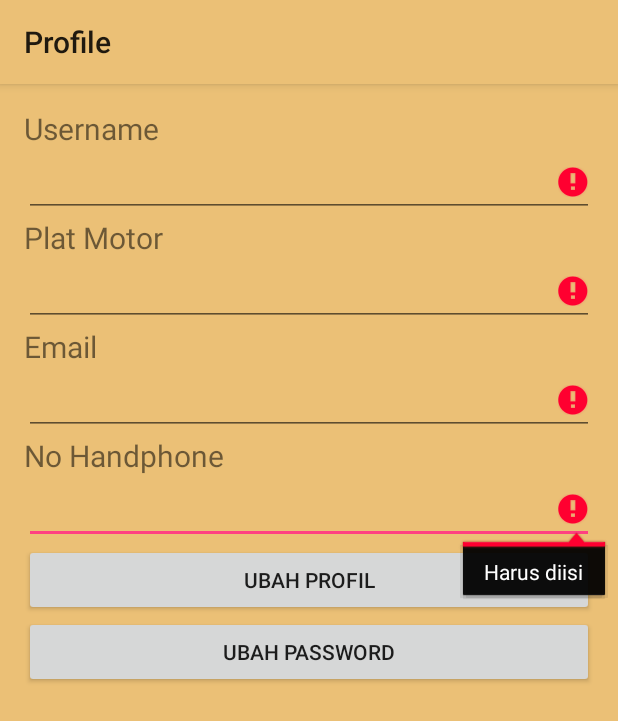
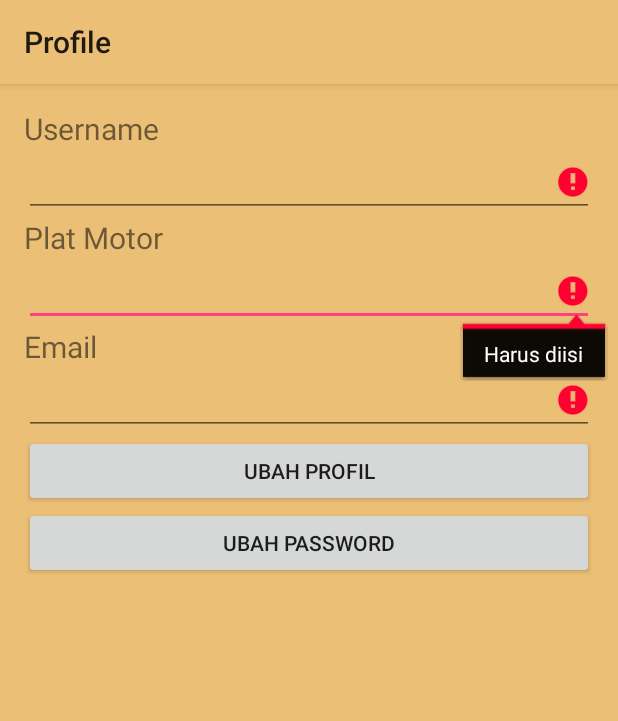
Before and after one commit to MuhSalmaNabila/Driver-Control, an Android app: the ProfileActivity screen opened directly, with no data from a screen before it, after a tap on "UBAH PROFIL", on a phone screen of 412 x 824 dp. Shown: the top 721 px of the screen. Run offline under Robolectric (Android 15) with nearby library versions, the phone set to English and light mode, and no system bars.

Commit message:
profil, register

```diff
--- a/app/src/main/java/com/ditrol/tugasakhir/ProfileActivity.java
+++ b/app/src/main/java/com/ditrol/tugasakhir/ProfileActivity.java
@@ -31,11 +31,10 @@ public class ProfileActivity extends AppCompatActivity {
     private final String LOG_TAG = ProfileActivity.class.getSimpleName();
     // Session Management Class
     SessionManagement session;
-    String sId, sEmail, sNama, sPwd1, sPlatMotor, sNope;
+    String sId, sEmail, sNama, sPwd1, sPlatMotor;
     EditText etUsername;
     EditText etPlatMotor;
     EditText etEmail;
-    EditText etNoHp;
     Button bUbahPassword;
 
     @Override
@@ -55,7 +54,7 @@ public class ProfileActivity extends AppCompatActivity {
         sPwd1 = userPass;
         String userPlatMotor = user.get(SessionManagement.KEY_PLAT_MOTOR);
         String userEmail = user.get(SessionManagement.KEY_EMAIL);
-        String userNoHp = user.get(SessionManagement.KEY_NO_HP);
+
 
         etUsername = (EditText)findViewById(R.id.etusername);
         etUsername.setText(userName);
@@ -65,9 +64,6 @@ public class ProfileActivity extends AppCompatActivity {
 
         etEmail = (EditText)findViewById(R.id.etmail);
         etEmail.setText(userEmail);
-
-        etNoHp = (EditText)findViewById(R.id.etnohp);
-        etNoHp.setText(userNoHp);
 
         bUbahPassword = (Button)findViewById(R.id.bganti);
         bUbahPassword.setOnClickListener(new View.OnClickListener() {
@@ -83,18 +79,17 @@ public class ProfileActivity extends AppCompatActivity {
 
     }
 
-    public void ubahProfil(View v){
-        View focusView=null;
+    public void ubahProfil(View v) {
+        View focusView = null;
         Boolean cancel = false;
         etUsername.setError(null);
         etEmail.setError(null);
         etPlatMotor.setError(null);
-        etNoHp.setError(null);
 
         sNama = etUsername.getText().toString();
         sEmail = etEmail.getText().toString();
         sPlatMotor = etPlatMotor.getText().toString();
-        sNope = etNoHp.getText().toString();
+
 
         if (TextUtils.isEmpty(sNama)) {
             etUsername.setError(getString(R.string.error_field_required));
@@ -105,7 +100,7 @@ public class ProfileActivity extends AppCompatActivity {
             etEmail.setError(getString(R.string.error_field_required));
             focusView = etEmail;
             cancel = true;
-        }else if(!isEmailValid(sEmail)){
+        } else if (!isEmailValid(sEmail)) {
             etEmail.setError(getString(R.string.error_invalid_email));
             focusView = etEmail;
             cancel = true;
@@ -115,18 +110,14 @@ public class ProfileActivity extends AppCompatActivity {
             focusView = etPlatMotor;
             cancel = true;
         }
-        if (TextUtils.isEmpty(sNope)) {
-            etNoHp.setError(getString(R.string.error_field_required));
-            focusView = etNoHp;
-            cancel = true;
-        }
-        if(cancel){
+        if (cancel) {
             //jika ada error (data kosong)
             focusView.requestFocus();
-        }else{
+        } else {
             showPopupProfil();
         }
     }
+
 
     private boolean isEmailValid(String email) {
         return email.contains("@");
@@ -193,15 +184,13 @@ public class ProfileActivity extends AppCompatActivity {
             sNama = nama_user;
             String plat_motor = etPlatMotor.getText().toString();
             sPlatMotor = plat_motor;
-            String no_hp = etNoHp.getText().toString();
-            sNope = no_hp;
+
 
             List<NameValuePair> parameter = new ArrayList<NameValuePair>();
             parameter.add(new BasicNameValuePair("id", id_user));
             parameter.add(new BasicNameValuePair("email", email_user));
             parameter.add(new BasicNameValuePair("username", nama_user));
             parameter.add(new BasicNameValuePair("plat_motor", plat_motor));
-            parameter.add(new BasicNameValuePair("no_hp", no_hp));
 
             try {
                 // String url_all_posts = "http://api.vhiefa.net76.net/whatson/create_account.php" ;
@@ -217,7 +206,7 @@ public class ProfileActivity extends AppCompatActivity {
                 int success = json.getInt("success");
 
                 if (success == 1){
-                    session.createLoginSession(sId, sNama, sPwd1, sPlatMotor, sEmail, sNope);
+                    session.createLoginSession(sId, sNama, sPwd1, sPlatMotor, sEmail);
                     return "OK";
                 }else if (success == 2){
                     return "email registered";
@@ -244,7 +233,6 @@ public class ProfileActivity extends AppCompatActivity {
                 etUsername.setText(sNama);
                 etPlatMotor.setText(sPlatMotor);
                 etEmail.setText(sEmail);
-                etNoHp.setText(sNope);
                 Toast.makeText(ProfileActivity.this, "Perubahan berhasil disimpan!", Toast.LENGTH_LONG).show();
 
             }
--- a/app/src/main/java/com/ditrol/tugasakhir/SessionManagement.java
+++ b/app/src/main/java/com/ditrol/tugasakhir/SessionManagement.java
@@ -41,10 +41,7 @@ public class SessionManagement {
     // Email address (make variable public to access from outside)
     public static final String KEY_EMAIL = "email";
 
-    // Nomor Hp (make variable public to access from outside)
-    public static final String KEY_NO_HP = "no_hp";
-
-    // Nomor Hp (make variable public to access from outside)
+    // Token (make variable public to access from outside)
     public static final String KEY_TOKEN = "token";
 
 
@@ -77,9 +74,6 @@ public class SessionManagement {
 
         // Storing email in pref
         editor.putString(KEY_EMAIL, email);
-
-        // Storing nomer hp in pref
-        editor.putString(KEY_NO_HP, no_hp);
 
         // commit changes
         editor.commit();
@@ -140,9 +134,6 @@ public class SessionManagement {
         // user email
         user.put(KEY_EMAIL, pref.getString(KEY_EMAIL, null));
 
-        // user nomor hp
-        user.put(KEY_NO_HP, pref.getString(KEY_NO_HP, null));
-
         // return user
         return user;
     }
@@ -174,4 +165,6 @@ public class SessionManagement {
     public boolean isLoggedIn(){
         return pref.getBoolean(IS_LOGIN, false);
     }
+
+
 }
--- a/app/src/main/res/layout/activity_profile.xml
+++ b/app/src/main/res/layout/activity_profile.xml
@@ -55,22 +55,6 @@
         android:id="@+id/etmail"
         android:layout_below="@+id/tvmail" />
 
-    <TextView
-        android:layout_width="match_parent"
-        android:layout_height="wrap_content"
-        android:text="No Handphone"
-        android:id="@+id/tvnohp"
-        android:layout_below="@+id/etmail"
-        android:textSize="20sp" />
-
-    <EditText
-        android:layout_width="match_parent"
-        android:layout_height="wrap_content"
-        android:inputType="phone"
-        android:ems="10"
-        android:id="@+id/etnohp"
-        android:layout_below="@+id/tvnohp"/>
-
     <Button
         android:layout_width="match_parent"
         android:layout_height="wrap_content"
--- a/app/src/main/res/menu/menu_main.xml
+++ b/app/src/main/res/menu/menu_main.xml
@@ -4,7 +4,7 @@
     tools:context=".MainActivity">
     <item
         android:orderInCategory="100"
-        android:icon="@drawable/ic_setting_light"
+        android:icon="@drawable/setting"
         android:title="@string/action_settings"
         app:showAsAction="always">
         <menu>
--- a/app/src/main/res/values/strings.xml
+++ b/app/src/main/res/values/strings.xml
@@ -38,8 +38,8 @@
     <!-- string tambahan untuk register -->
     <string name="nama_lengkap">Nama Lengkap</string>
     <string name="no_plat_motor">No. Plat Motor</string>
-    <string name="no_hp">No. Handphone</string>
     <string name="action_next">Next</string>
+    <string name="action_ulang_password">Ulang Password</string>
     <string name="title_activity_map">Map</string>
 
     <!-- alert -->
```
Also changed, not shown: app/src/main/java/com/ditrol/tugasakhir/RegisterActivity.java (+11 -10 lines), app/src/main/res/layout/activity_register.xml (+20 -19 lines), app/src/main/res/drawable-mdpi/setting.png (added), 1 other file.
